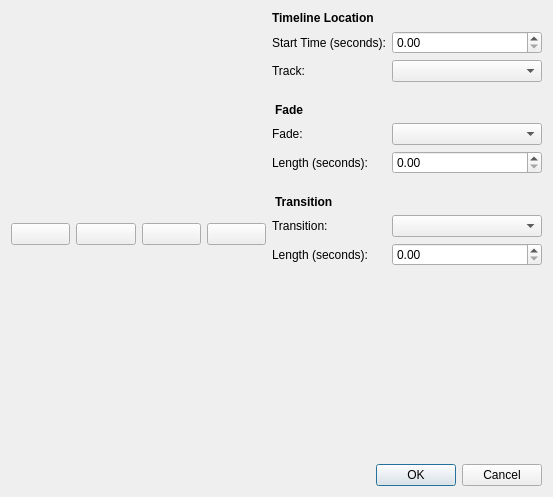
OpenShot/openshot-qt, file src/windows/ui/add-to-timeline.ui: the form before one commit.
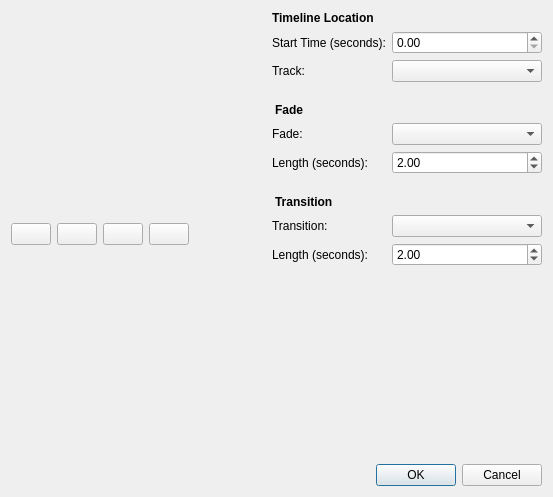
The form after the commit. Icons and pictures are not drawn.

Commit message: Add to timeline treeview is now functional (moving items, removing items, shuffling items). All dropdowns on form are not initialized (tracks, transitions, fade options, etc...)

The edit to the form file:
```diff
--- a/src/windows/ui/add-to-timeline.ui
+++ b/src/windows/ui/add-to-timeline.ui
@@ -83,6 +83,19 @@
                </property>
               </widget>
              </item>
+             <item>
+              <spacer name="horizontalSpacer">
+               <property name="orientation">
+                <enum>Qt::Horizontal</enum>
+               </property>
+               <property name="sizeHint" stdset="0">
+                <size>
+                 <width>40</width>
+                 <height>20</height>
+                </size>
+               </property>
+              </spacer>
+             </item>
             </layout>
            </item>
           </layout>
@@ -225,6 +238,12 @@
                  <height>0</height>
                 </size>
                </property>
+               <property name="maximum">
+                <double>999999999.000000000000000</double>
+               </property>
+               <property name="value">
+                <double>2.000000000000000</double>
+               </property>
               </widget>
              </item>
             </layout>
@@ -286,6 +305,12 @@
                  <height>0</height>
                 </size>
                </property>
+               <property name="maximum">
+                <double>999999999.000000000000000</double>
+               </property>
+               <property name="value">
+                <double>2.000000000000000</double>
+               </property>
               </widget>
              </item>
             </layout>
```
Left out of the diff: 9 changed lines with no effect on the pictures. The commit also changes 3 other files.
